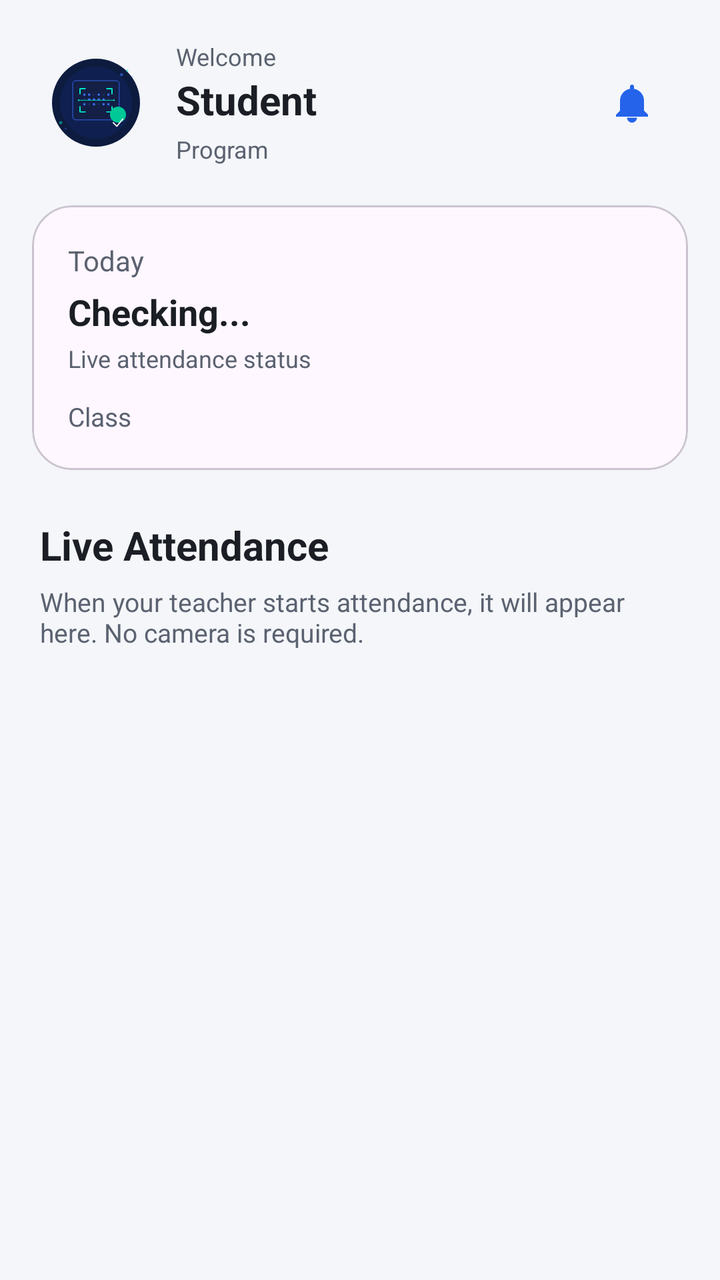
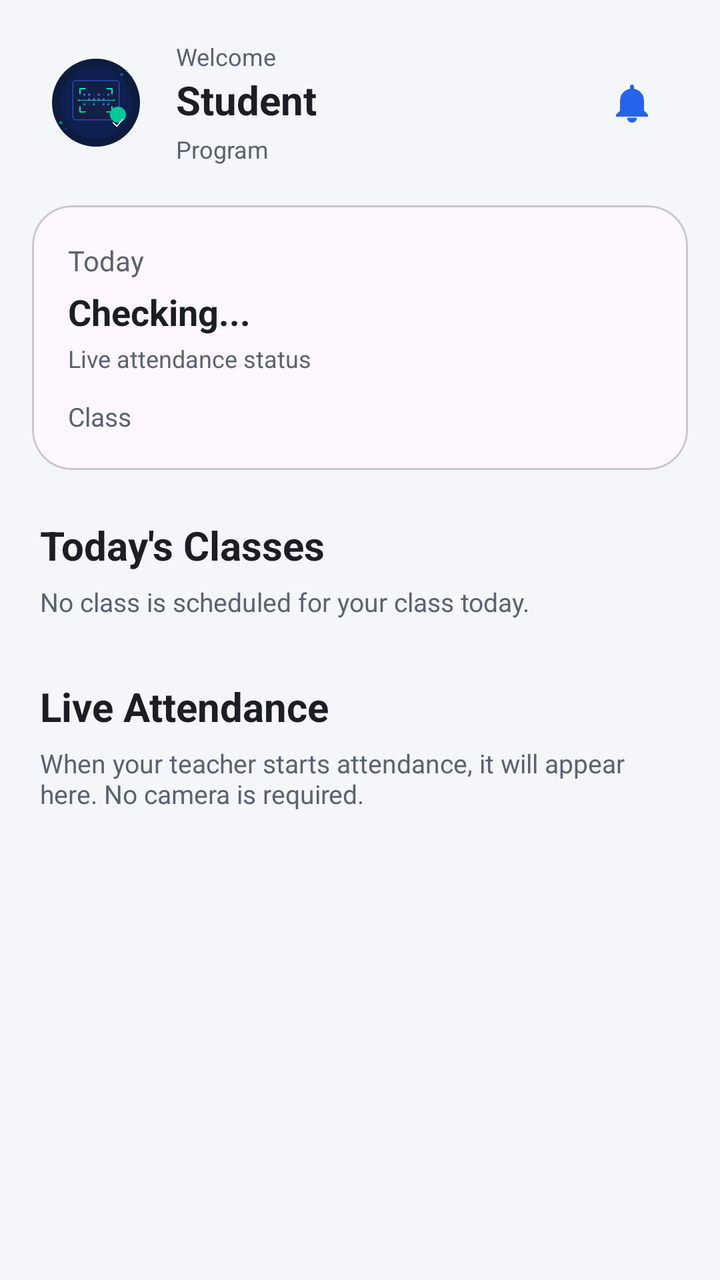

Compare the two renders of this Android layout. The source of the first and the diff that turns it into the second are given below.
<!-- AndroidManifest.xml: application theme Theme.QRCodeAttendance -->
<!-- res/layout/activity_student_dashboard.xml -->
<?xml version="1.0" encoding="utf-8"?>
<ScrollView xmlns:android="http://schemas.android.com/apk/res/android" xmlns:app="http://schemas.android.com/apk/res-auto" android:layout_width="match_parent" android:layout_height="match_parent" android:fillViewport="true" android:background="@color/backgroundColor">
    <LinearLayout android:layout_width="match_parent" android:layout_height="wrap_content" android:orientation="vertical" android:paddingBottom="24dp">
        <LinearLayout android:layout_width="match_parent" android:layout_height="wrap_content" android:padding="20dp" android:gravity="center_vertical">
            <ImageView android:id="@+id/imgStudentAvatar" android:layout_width="56dp" android:layout_height="56dp" android:src="@drawable/onboard1" />
            <LinearLayout android:layout_width="0dp" android:layout_height="wrap_content" android:layout_weight="1" android:orientation="vertical" android:layout_marginStart="12dp">
                <TextView android:id="@+id/tvGreeting" android:layout_width="wrap_content" android:layout_height="wrap_content" android:text="Welcome" android:textColor="@color/textSecondary" android:textSize="12sp"/>
                <TextView android:id="@+id/tvStudentName" android:layout_width="wrap_content" android:layout_height="wrap_content" android:text="Student" android:textColor="@color/textPrimary" android:textSize="20sp" android:textStyle="bold"/>
                <TextView android:id="@+id/tvStudentMeta" android:layout_width="wrap_content" android:layout_height="wrap_content" android:text="Program" android:textColor="@color/textSecondary" android:textSize="12sp" android:layout_marginTop="3dp"/>
            </LinearLayout>
            <ImageButton android:id="@+id/btnNotifications" android:layout_width="48dp" android:layout_height="48dp" android:background="@android:color/transparent" android:src="@drawable/ic_notification" android:contentDescription="Notifications"/>
        </LinearLayout>
        <com.google.android.material.card.MaterialCardView android:layout_width="match_parent" android:layout_height="wrap_content" android:layout_marginHorizontal="16dp" app:cardCornerRadius="20dp">
            <LinearLayout android:layout_width="match_parent" android:layout_height="wrap_content" android:orientation="vertical" android:padding="18dp">
                <TextView android:layout_width="wrap_content" android:layout_height="wrap_content" android:text="Today" android:textColor="@color/textSecondary"/>
                <TextView android:id="@+id/tvTodayStatusValue" android:layout_width="wrap_content" android:layout_height="wrap_content" android:text="Checking..." android:textColor="@color/textPrimary" android:textSize="18sp" android:textStyle="bold" android:layout_marginTop="4dp"/>
                <TextView android:id="@+id/tvTodayStatusLabel" android:layout_width="wrap_content" android:layout_height="wrap_content" android:text="Live attendance status" android:textColor="@color/textSecondary" android:textSize="12sp" android:layout_marginTop="3dp"/>
                <TextView android:id="@+id/tvNextClass" android:layout_width="match_parent" android:layout_height="wrap_content" android:text="Class" android:textColor="@color/textSecondary" android:textSize="13sp" android:layout_marginTop="12dp"/>
            </LinearLayout>
        </com.google.android.material.card.MaterialCardView>
        <TextView android:id="@+id/tvLiveAttendanceEmptyTitle" android:layout_width="match_parent" android:layout_height="wrap_content" android:text="Live Attendance" android:textColor="@color/textPrimary" android:textSize="20sp" android:textStyle="bold" android:layout_marginHorizontal="20dp" android:layout_marginTop="24dp"/>
        <TextView android:id="@+id/tvLiveAttendanceEmpty" android:layout_width="match_parent" android:layout_height="wrap_content" android:text="When your teacher starts attendance, it will appear here. No camera is required." android:textColor="@color/textSecondary" android:textSize="13sp" android:layout_marginHorizontal="20dp" android:layout_marginTop="6dp" android:layout_marginBottom="10dp"/>
        <androidx.recyclerview.widget.RecyclerView android:id="@+id/rvActiveAttendance" android:layout_width="match_parent" android:layout_height="wrap_content" android:nestedScrollingEnabled="false"/>
        <android.widget.Button android:id="@+id/btnScanQr" android:layout_width="1dp" android:layout_height="1dp" android:visibility="gone" />
        <TextView android:id="@+id/tvScanHint" android:layout_width="1dp" android:layout_height="1dp" android:visibility="gone" />
        <TextView android:id="@+id/tvTotalClasses" android:layout_width="1dp" android:layout_height="1dp" android:visibility="gone" />
        <TextView android:id="@+id/tvAttendancePercent" android:layout_width="1dp" android:layout_height="1dp" android:visibility="gone" />
        <TextView android:id="@+id/tvStreakCount" android:layout_width="1dp" android:layout_height="1dp" android:visibility="gone" />
        <TextView android:id="@+id/tvSeeAllHistory" android:layout_width="1dp" android:layout_height="1dp" android:visibility="gone" />
        <androidx.recyclerview.widget.RecyclerView android:id="@+id/rvAttendanceHistory" android:layout_width="1dp" android:layout_height="1dp" android:visibility="gone" />
        <View android:id="@+id/main" android:layout_width="1dp" android:layout_height="1dp" android:visibility="gone" />
        <View android:id="@+id/warningBanner" android:layout_width="1dp" android:layout_height="1dp" android:visibility="gone" />
        <View android:id="@+id/appBarLayout" android:layout_width="1dp" android:layout_height="1dp" android:visibility="gone" />
        <View android:id="@+id/collapsingToolbar" android:layout_width="1dp" android:layout_height="1dp" android:visibility="gone" />
        <View android:id="@+id/bottomNav" android:layout_width="1dp" android:layout_height="1dp" android:visibility="gone" />
    </LinearLayout>
</ScrollView>
<!-- resources referenced by this layout -->
<resources>
  <color name="backgroundColor">#F4F6F9</color>
  <color name="textPrimary">#1B1E24</color>
  <color name="textSecondary">#5B6270</color>
  <!-- drawable ic_notification (drawable) -->
  <?xml version="1.0" encoding="utf-8"?>
  <vector xmlns:android="http://schemas.android.com/apk/res/android"
      android:width="24dp"
      android:height="24dp"
      android:viewportWidth="24"
      android:viewportHeight="24">
  
      <path
          android:fillColor="#2563EB"
          android:pathData="M12,22a2.5,2.5 0 0 0 2.5-2.5h-5A2.5,2.5 0 0 0 12,22zm6-6V11a6,6 0 0 0-5-5.91V4a1,1 0 0 0-2,0v1.09A6,6 0 0 0 6,11v5l-2,2v1h16v-1l-2-2z"/>
  </vector>
  <!-- drawable onboard1: vector/xml drawable (drawable, 5209 chars, omitted) -->
  <style name="Theme.QRCodeAttendance" parent="Base.Theme.QRCodeAttendance" />
  <style name="Base.Theme.QRCodeAttendance" parent="Theme.Material3.DayNight.NoActionBar">
          
          
      </style>
</resources>

<!-- the commit's change to res/layout/activity_student_dashboard.xml (unified diff, before → after) -->
@@ -1,37 +1,259 @@
 <?xml version="1.0" encoding="utf-8"?>
-<ScrollView xmlns:android="http://schemas.android.com/apk/res/android" xmlns:app="http://schemas.android.com/apk/res-auto" android:layout_width="match_parent" android:layout_height="match_parent" android:fillViewport="true" android:background="@color/backgroundColor">
-    <LinearLayout android:layout_width="match_parent" android:layout_height="wrap_content" android:orientation="vertical" android:paddingBottom="24dp">
-        <LinearLayout android:layout_width="match_parent" android:layout_height="wrap_content" android:padding="20dp" android:gravity="center_vertical">
-            <ImageView android:id="@+id/imgStudentAvatar" android:layout_width="56dp" android:layout_height="56dp" android:src="@drawable/onboard1" />
-            <LinearLayout android:layout_width="0dp" android:layout_height="wrap_content" android:layout_weight="1" android:orientation="vertical" android:layout_marginStart="12dp">
-                <TextView android:id="@+id/tvGreeting" android:layout_width="wrap_content" android:layout_height="wrap_content" android:text="Welcome" android:textColor="@color/textSecondary" android:textSize="12sp"/>
-                <TextView android:id="@+id/tvStudentName" android:layout_width="wrap_content" android:layout_height="wrap_content" android:text="Student" android:textColor="@color/textPrimary" android:textSize="20sp" android:textStyle="bold"/>
-                <TextView android:id="@+id/tvStudentMeta" android:layout_width="wrap_content" android:layout_height="wrap_content" android:text="Program" android:textColor="@color/textSecondary" android:textSize="12sp" android:layout_marginTop="3dp"/>
+<ScrollView
+    xmlns:android="http://schemas.android.com/apk/res/android"
+    xmlns:app="http://schemas.android.com/apk/res-auto"
+    android:layout_width="match_parent"
+    android:layout_height="match_parent"
+    android:fillViewport="true"
+    android:background="@color/backgroundColor">
+
+    <LinearLayout
+        android:layout_width="match_parent"
+        android:layout_height="wrap_content"
+        android:orientation="vertical"
+        android:paddingBottom="24dp">
+
+        <LinearLayout
+            android:layout_width="match_parent"
+            android:layout_height="wrap_content"
+            android:padding="20dp"
+            android:gravity="center_vertical">
+
+            <ImageView
+                android:id="@+id/imgStudentAvatar"
+                android:layout_width="56dp"
+                android:layout_height="56dp"
+                android:src="@drawable/onboard1" />
+
+            <LinearLayout
+                android:layout_width="0dp"
+                android:layout_height="wrap_content"
+                android:layout_weight="1"
+                android:orientation="vertical"
+                android:layout_marginStart="12dp">
+
+                <TextView
+                    android:id="@+id/tvGreeting"
+                    android:layout_width="wrap_content"
+                    android:layout_height="wrap_content"
+                    android:text="Welcome"
+                    android:textColor="@color/textSecondary"
+                    android:textSize="12sp"/>
+
+                <TextView
+                    android:id="@+id/tvStudentName"
+                    android:layout_width="wrap_content"
+                    android:layout_height="wrap_content"
+                    android:text="Student"
+                    android:textColor="@color/textPrimary"
+                    android:textSize="20sp"
+                    android:textStyle="bold"/>
+
+                <TextView
+                    android:id="@+id/tvStudentMeta"
+                    android:layout_width="wrap_content"
+                    android:layout_height="wrap_content"
+                    android:text="Program"
+                    android:textColor="@color/textSecondary"
+                    android:textSize="12sp"
+                    android:layout_marginTop="3dp"/>
+
             </LinearLayout>
-            <ImageButton android:id="@+id/btnNotifications" android:layout_width="48dp" android:layout_height="48dp" android:background="@android:color/transparent" android:src="@drawable/ic_notification" android:contentDescription="Notifications"/>
+
+            <ImageButton
+                android:id="@+id/btnNotifications"
+                android:layout_width="48dp"
+                android:layout_height="48dp"
+                android:background="@android:color/transparent"
+                android:src="@drawable/ic_notification"
+                android:contentDescription="Notifications"/>
+
         </LinearLayout>
-        <com.google.android.material.card.MaterialCardView android:layout_width="match_parent" android:layout_height="wrap_content" android:layout_marginHorizontal="16dp" app:cardCornerRadius="20dp">
-            <LinearLayout android:layout_width="match_parent" android:layout_height="wrap_content" android:orientation="vertical" android:padding="18dp">
-                <TextView android:layout_width="wrap_content" android:layout_height="wrap_content" android:text="Today" android:textColor="@color/textSecondary"/>
-                <TextView android:id="@+id/tvTodayStatusValue" android:layout_width="wrap_content" android:layout_height="wrap_content" android:text="Checking..." android:textColor="@color/textPrimary" android:textSize="18sp" android:textStyle="bold" android:layout_marginTop="4dp"/>
-                <TextView android:id="@+id/tvTodayStatusLabel" android:layout_width="wrap_content" android:layout_height="wrap_content" android:text="Live attendance status" android:textColor="@color/textSecondary" android:textSize="12sp" android:layout_marginTop="3dp"/>
-                <TextView android:id="@+id/tvNextClass" android:layout_width="match_parent" android:layout_height="wrap_content" android:text="Class" android:textColor="@color/textSecondary" android:textSize="13sp" android:layout_marginTop="12dp"/>
+
+        <com.google.android.material.card.MaterialCardView
+            android:layout_width="match_parent"
+            android:layout_height="wrap_content"
+            android:layout_marginHorizontal="16dp"
+            app:cardCornerRadius="20dp">
+
+            <LinearLayout
+                android:layout_width="match_parent"
+                android:layout_height="wrap_content"
+                android:orientation="vertical"
+                android:padding="18dp">
+
+                <TextView
+                    android:layout_width="wrap_content"
+                    android:layout_height="wrap_content"
+                    android:text="Today"
+                    android:textColor="@color/textSecondary"/>
+
+                <TextView
+                    android:id="@+id/tvTodayStatusValue"
+                    android:layout_width="wrap_content"
+                    android:layout_height="wrap_content"
+                    android:text="Checking..."
+                    android:textColor="@color/textPrimary"
+                    android:textSize="18sp"
+                    android:textStyle="bold"
+                    android:layout_marginTop="4dp"/>
+
+                <TextView
+                    android:id="@+id/tvTodayStatusLabel"
+                    android:layout_width="wrap_content"
+                    android:layout_height="wrap_content"
+                    android:text="Live attendance status"
+                    android:textColor="@color/textSecondary"
+                    android:textSize="12sp"
+                    android:layout_marginTop="3dp"/>
+
+                <TextView
+                    android:id="@+id/tvNextClass"
+                    android:layout_width="match_parent"
+                    android:layout_height="wrap_content"
+                    android:text="Class"
+                    android:textColor="@color/textSecondary"
+                    android:textSize="13sp"
+                    android:layout_marginTop="12dp"/>
+
             </LinearLayout>
+
         </com.google.android.material.card.MaterialCardView>
-        <TextView android:id="@+id/tvLiveAttendanceEmptyTitle" android:layout_width="match_parent" android:layout_height="wrap_content" android:text="Live Attendance" android:textColor="@color/textPrimary" android:textSize="20sp" android:textStyle="bold" android:layout_marginHorizontal="20dp" android:layout_marginTop="24dp"/>
-        <TextView android:id="@+id/tvLiveAttendanceEmpty" android:layout_width="match_parent" android:layout_height="wrap_content" android:text="When your teacher starts attendance, it will appear here. No camera is required." android:textColor="@color/textSecondary" android:textSize="13sp" android:layout_marginHorizontal="20dp" android:layout_marginTop="6dp" android:layout_marginBottom="10dp"/>
-        <androidx.recyclerview.widget.RecyclerView android:id="@+id/rvActiveAttendance" android:layout_width="match_parent" android:layout_height="wrap_content" android:nestedScrollingEnabled="false"/>
-        <android.widget.Button android:id="@+id/btnScanQr" android:layout_width="1dp" android:layout_height="1dp" android:visibility="gone" />
-        <TextView android:id="@+id/tvScanHint" android:layout_width="1dp" android:layout_height="1dp" android:visibility="gone" />
-        <TextView android:id="@+id/tvTotalClasses" android:layout_width="1dp" android:layout_height="1dp" android:visibility="gone" />
-        <TextView android:id="@+id/tvAttendancePercent" android:layout_width="1dp" android:layout_height="1dp" android:visibility="gone" />
-        <TextView android:id="@+id/tvStreakCount" android:layout_width="1dp" android:layout_height="1dp" android:visibility="gone" />
-        <TextView android:id="@+id/tvSeeAllHistory" android:layout_width="1dp" android:layout_height="1dp" android:visibility="gone" />
-        <androidx.recyclerview.widget.RecyclerView android:id="@+id/rvAttendanceHistory" android:layout_width="1dp" android:layout_height="1dp" android:visibility="gone" />
-        <View android:id="@+id/main" android:layout_width="1dp" android:layout_height="1dp" android:visibility="gone" />
-        <View android:id="@+id/warningBanner" android:layout_width="1dp" android:layout_height="1dp" android:visibility="gone" />
-        <View android:id="@+id/appBarLayout" android:layout_width="1dp" android:layout_height="1dp" android:visibility="gone" />
-        <View android:id="@+id/collapsingToolbar" android:layout_width="1dp" android:layout_height="1dp" android:visibility="gone" />
-        <View android:id="@+id/bottomNav" android:layout_width="1dp" android:layout_height="1dp" android:visibility="gone" />
+
+        
+
+        <TextView
+            android:id="@+id/tvTodayClassesTitle"
+            android:layout_width="match_parent"
+            android:layout_height="wrap_content"
+            android:text="Today's Classes"
+            android:textColor="@color/textPrimary"
+            android:textSize="20sp"
+            android:textStyle="bold"
+            android:layout_marginHorizontal="20dp"
+            android:layout_marginTop="24dp"/>
+
+        <TextView
+            android:id="@+id/tvTodayClassesEmpty"
+            android:layout_width="match_parent"
+            android:layout_height="wrap_content"
+            android:text="No class is scheduled for your class today."
+            android:textColor="@color/textSecondary"
+            android:textSize="13sp"
+            android:layout_marginHorizontal="20dp"
+            android:layout_marginTop="6dp"/>
+
+        <androidx.recyclerview.widget.RecyclerView
+            android:id="@+id/rvTodayClasses"
+            android:layout_width="match_parent"
+            android:layout_height="wrap_content"
+            android:nestedScrollingEnabled="false"
+            android:layout_marginTop="6dp"/>
+
+        
+
+        <TextView
+            android:id="@+id/tvLiveAttendanceEmptyTitle"
+            android:layout_width="match_parent"
+            android:layout_height="wrap_content"
+            android:text="Live Attendance"
+            android:textColor="@color/textPrimary"
+            android:textSize="20sp"
+            android:textStyle="bold"
+            android:layout_marginHorizontal="20dp"
+            android:layout_marginTop="24dp"/>
+
+        <TextView
+            android:id="@+id/tvLiveAttendanceEmpty"
+            android:layout_width="match_parent"
+            android:layout_height="wrap_content"
+            android:text="When your teacher starts attendance, it will appear here. No camera is required."
+            android:textColor="@color/textSecondary"
+            android:textSize="13sp"
+            android:layout_marginHorizontal="20dp"
+            android:layout_marginTop="6dp"
+            android:layout_marginBottom="10dp"/>
+
+        <androidx.recyclerview.widget.RecyclerView
+            android:id="@+id/rvActiveAttendance"
+            android:layout_width="match_parent"
+            android:layout_height="wrap_content"
+            android:nestedScrollingEnabled="false"/>
+
+        
+
+        <android.widget.Button
+            android:id="@+id/btnScanQr"
+            android:layout_width="1dp"
+            android:layout_height="1dp"
+            android:visibility="gone" />
+
+        <TextView
+            android:id="@+id/tvScanHint"
+            android:layout_width="1dp"
+            android:layout_height="1dp"
+            android:visibility="gone" />
+
+        <TextView
+            android:id="@+id/tvTotalClasses"
+            android:layout_width="1dp"
+            android:layout_height="1dp"
+            android:visibility="gone" />
+
+        <TextView
+            android:id="@+id/tvAttendancePercent"
+            android:layout_width="1dp"
+            android:layout_height="1dp"
+            android:visibility="gone" />
+
+        <TextView
+            android:id="@+id/tvStreakCount"
+            android:layout_width="1dp"
+            android:layout_height="1dp"
+            android:visibility="gone" />
+
+        <TextView
+            android:id="@+id/tvSeeAllHistory"
+            android:layout_width="1dp"
+            android:layout_height="1dp"
+            android:visibility="gone" />
+
+        <androidx.recyclerview.widget.RecyclerView
+            android:id="@+id/rvAttendanceHistory"
+            android:layout_width="1dp"
+            android:layout_height="1dp"
+            android:visibility="gone" />
+
+        <View
+            android:id="@+id/main"
+            android:layout_width="1dp"
+            android:layout_height="1dp"
+            android:visibility="gone" />
+
+        <View
+            android:id="@+id/warningBanner"
+            android:layout_width="1dp"
+            android:layout_height="1dp"
+            android:visibility="gone" />
+
+        <View
+            android:id="@+id/appBarLayout"
+            android:layout_width="1dp"
+            android:layout_height="1dp"
+            android:visibility="gone" />
+
+        <View
+            android:id="@+id/collapsingToolbar"
+            android:layout_width="1dp"
+            android:layout_height="1dp"
+            android:visibility="gone" />
+
+        <View
+            android:id="@+id/bottomNav"
+            android:layout_width="1dp"
+            android:layout_height="1dp"
+            android:visibility="gone" />
+
     </LinearLayout>
+
 </ScrollView>
